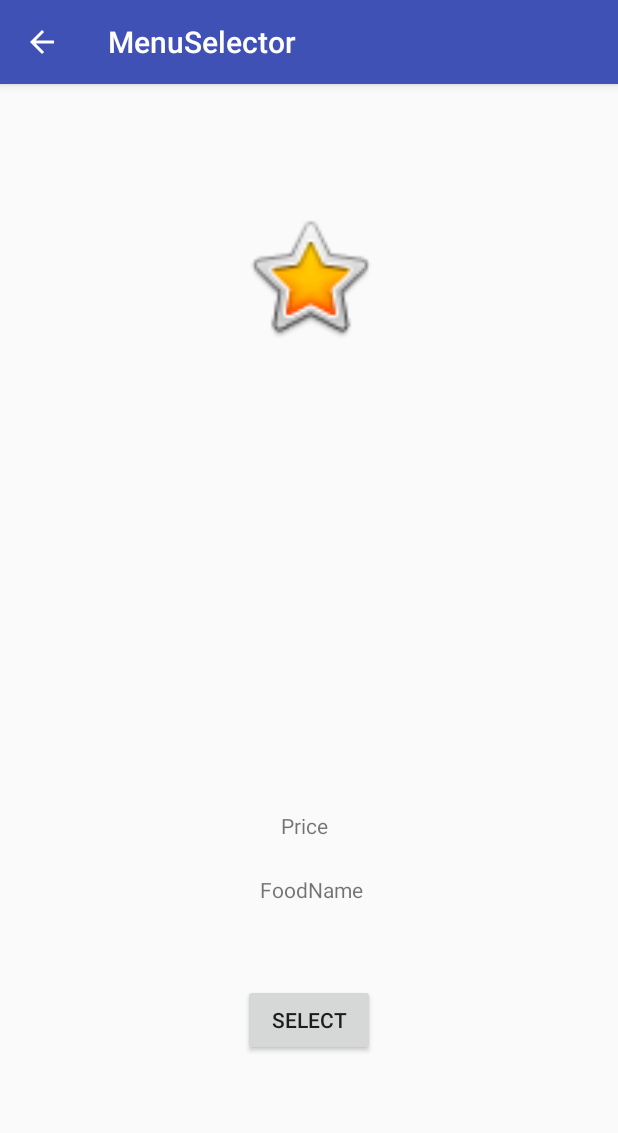
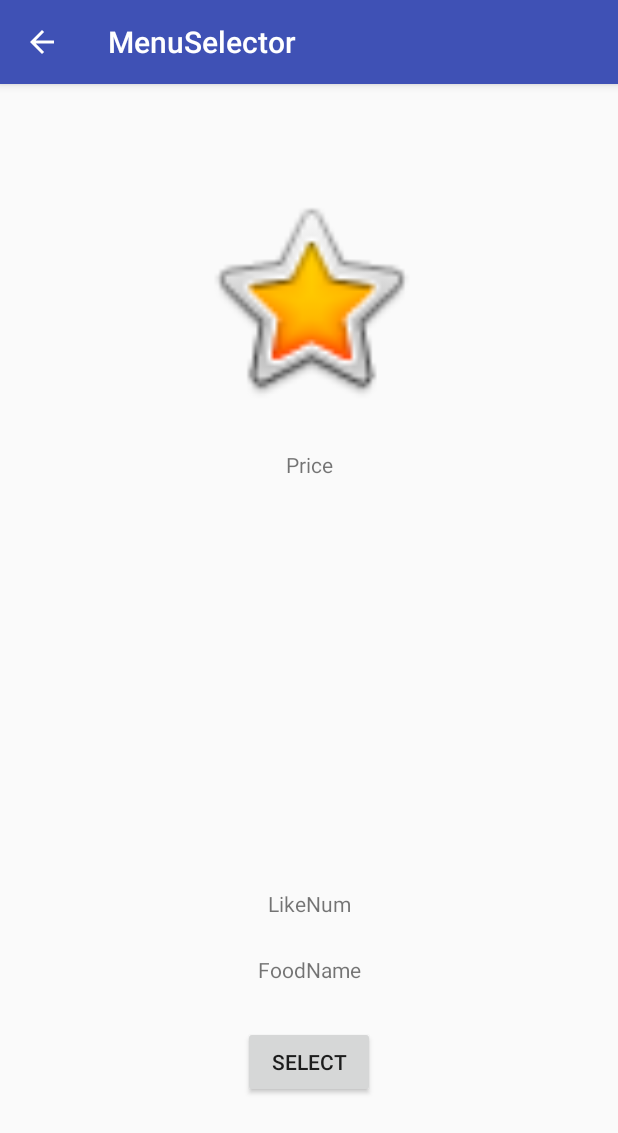
Before and after one commit to TermProject3-2/MenuSelector, an Android app: the SelectActivity screen opened directly, with no data from a screen before it, on a phone screen of 412 x 824 dp. Shown: the top 1133 px of the screen. Run offline under Robolectric (Android 15) with nearby library versions, the phone set to English and light mode, and no system bars; our stand-ins replace Firebase (no records; nobody signed in at launch, a user with empty details on screens opened directly); 1 statement that could not run was skipped.

Commit message:
select 기능 구현

```diff
--- a/MenuSelector/app/src/main/java/com/example/amdin/menuselector/MainActivity.java
+++ b/MenuSelector/app/src/main/java/com/example/amdin/menuselector/MainActivity.java
@@ -57,6 +57,8 @@ public class MainActivity extends AppCompatActivity {
     //학식 뽑기 버튼
     public void onButtonSelect(View v){
         Intent intent = new Intent(getApplicationContext(),SelectActivity.class);
+        intent.putExtra("id", id);
+        intent.putExtra("pass", pass);
         startActivity(intent);
     }
 
--- a/MenuSelector/app/src/main/java/com/example/amdin/menuselector/SelectActivity.java
+++ b/MenuSelector/app/src/main/java/com/example/amdin/menuselector/SelectActivity.java
@@ -4,14 +4,15 @@ import android.content.Context;
 import android.content.Intent;
 import android.graphics.Bitmap;
 import android.graphics.BitmapFactory;
-import android.media.Image;
 import android.support.v7.app.AppCompatActivity;
 import android.os.Bundle;
 import android.util.DisplayMetrics;
 import android.util.Log;
 import android.view.View;
 import android.widget.Button;
+import android.widget.ImageView;
 import android.widget.TextView;
+import android.widget.Toast;
 
 import com.google.android.gms.tasks.OnSuccessListener;
 import com.google.firebase.database.DataSnapshot;
@@ -22,26 +23,25 @@ import com.google.firebase.database.ValueEventListener;
 import com.google.firebase.storage.FirebaseStorage;
 import com.google.firebase.storage.StorageReference;
 
+import java.util.ArrayList;
 import java.util.HashMap;
 import java.util.Iterator;
-import java.util.Set;
 import java.util.Vector;
 
 public class SelectActivity extends AppCompatActivity {
     private FirebaseDatabase firebaseDatabase;
-    private DatabaseReference myRef,myLikeRef;
+    private DatabaseReference myRef;
     private FirebaseStorage mFirebaseStorage;
-    private Image mImg;
+    private ImageView mImg;
     private String id;
-    private Bitmap bmp;
-    private TextView textPrice , textFoodName;
-    private String foodPrice, foodName, foodImgUri,preference;
+    private Bitmap bmp,resizedBmp;
+    private TextView textPrice , textFoodName, textFoodLikeNum;
+    private String foodPrice, foodName, foodImgUri,preference ;
     private Button selectbtn;
     private int foodLikeNum;
 
     private boolean selectFlag = true;
-    private Vector<Integer> likeMenuNum;
-    private HashMap<String,Integer> likeMenuHash;
+    private Vector<String> likeMenuNum;
 
 
     @Override
@@ -49,20 +49,19 @@ public class SelectActivity extends AppCompatActivity {
         super.onCreate(savedInstanceState);
         setContentView(R.layout.activity_select);
 
-        textFoodName = (TextView)findViewById(R.id.textFoodName);
-        textPrice = (TextView)findViewById(R.id.textPrice);
-        selectbtn = (Button)findViewById(R.id.selectbtn);
+        textFoodName = (TextView)findViewById(R.id.select_foodName);
+        textPrice = (TextView)findViewById(R.id.select_price);
+        textFoodLikeNum = (TextView)findViewById(R.id.select_likenum);
+        selectbtn = (Button)findViewById(R.id.select_selectbtn);
+        mImg = (ImageView) findViewById(R.id.select_image);
 
-
-        likeMenuHash = new HashMap<>();
 
         Intent intent = getIntent();
         id = intent.getStringExtra("id");
         firebaseDatabase = FirebaseDatabase.getInstance();
         mFirebaseStorage = FirebaseStorage.getInstance();
         myRef = firebaseDatabase.getReference("MenuList");
-        myLikeRef = firebaseDatabase.getReference("MenuList").child("UserList");
-
+        Toast.makeText(SelectActivity.this, id, Toast.LENGTH_SHORT).show();
 
 
     }
@@ -102,6 +101,7 @@ public class SelectActivity extends AppCompatActivity {
 
                 bmp = BitmapFactory.decodeByteArray(bytes, 0, bytes.length, options);
                 Bitmap resizedBmp = Bitmap.createScaledBitmap(bmp, 270, 300, true);
+                mImg.setImageBitmap(resizedBmp);
             }
         });
     }
@@ -110,16 +110,27 @@ public class SelectActivity extends AppCompatActivity {
 
 
     public void onSelectClick(View v){
-
-        myLikeRef.addListenerForSingleValueEvent(new ValueEventListener() {
+        Log.d("sdjang","button click!");
+        myRef.addListenerForSingleValueEvent(new ValueEventListener() {
             @Override
             public void onDataChange(DataSnapshot dataSnapshot) {
+                Log.d("sdjang","get Key get Key");
+                int menuCount = Integer.parseInt(dataSnapshot.child("MenuCount").getValue().toString());
                 likeMenuNum = new Vector<>();
-                likeMenuHash = (HashMap<String,Integer>)dataSnapshot.child(id).child("preference").getValue();
-                Set keySet = likeMenuHash.keySet();
-                Iterator<?> it = likeMenuHash.keySet().iterator();
-                while(it.hasNext())
-                    likeMenuNum.add(likeMenuHash.get(it.next()));
+                for(int i=0; i<menuCount; i++){
+                    if(dataSnapshot.child("UserList").child(id).child("preference").child(""+i).exists())
+                        likeMenuNum.add("menu"+i);
+                }
+                String rannum = likeMenuNum.get((int)(Math.random()*likeMenuNum.size()));
+                foodName = dataSnapshot.child(rannum).child("MenuName").getValue().toString();
+                foodPrice = dataSnapshot.child(rannum).child("Price").getValue().toString();
+                foodImgUri = dataSnapshot.child(rannum).child("ImageURI").getValue().toString();
+                foodLikeNum = Integer.parseInt(dataSnapshot.child(rannum).child("LikeNum").getValue().toString());
+                extractionImageFromStorage(foodName, foodImgUri,"Like",foodLikeNum,getApplicationContext());
+
+                textFoodName.setText(foodName);
+                textPrice.setText(foodPrice);
+                textFoodLikeNum.setText(foodLikeNum+"");
             }
 
             @Override
@@ -128,24 +139,15 @@ public class SelectActivity extends AppCompatActivity {
             }
         });
 
+        /*
+        try {
+            Thread.sleep(2000);
+        }catch(InterruptedException e){
 
-        myRef.addListenerForSingleValueEvent(new ValueEventListener() {
-            @Override
-            public void onDataChange(DataSnapshot dataSnapshot) {
-                int rannum = likeMenuNum.get(((int)Math.random()*likeMenuNum.size()));
-                foodName = dataSnapshot.child("menu"+rannum).child("MenuName").getValue().toString();
-                foodPrice = dataSnapshot.child("menu"+rannum).child("MenuPrice").getValue().toString();
-                foodImgUri = dataSnapshot.child("menu"+rannum).child("ImageURI").getValue().toString();
-                foodLikeNum = Integer.parseInt(dataSnapshot.child("menu"+rannum).child("LikeNum").getValue().toString());
-                extractionImageFromStorage(foodName, foodImgUri,"Like",foodLikeNum,getApplicationContext());
-            }
-            @Override
-            public void onCancelled(DatabaseError databaseError) {
+        }
+        */
+        //textPrice.setText(foodPrice);
 
-            }
-        });
-        textFoodName.setText(foodName);
-        textPrice.setText(foodPrice);
         if(selectFlag) {
             selectbtn.setText("reselect");
             selectFlag = false;
--- a/MenuSelector/app/src/main/res/layout/activity_select.xml
+++ b/MenuSelector/app/src/main/res/layout/activity_select.xml
@@ -7,47 +7,55 @@
     tools:context="com.example.amdin.menuselector.SelectActivity">
 
     <ImageView
-        android:id="@+id/imageView"
-        android:layout_width="98dp"
-        android:layout_height="93dp"
+        android:id="@+id/select_image"
+        android:layout_width="150dp"
+        android:layout_height="150dp"
+        android:layout_marginEnd="8dp"
+        android:layout_marginStart="8dp"
+        android:layout_marginTop="68dp"
+        app:layout_constraintEnd_toEndOf="parent"
+        app:layout_constraintLeft_toLeftOf="parent"
+        app:layout_constraintStart_toStartOf="parent"
+        app:layout_constraintTop_toTopOf="parent"
         app:srcCompat="@android:drawable/btn_star_big_on"
-        tools:layout_constraintTop_creator="1"
+        tools:layout_constraintLeft_creator="1"
         tools:layout_constraintRight_creator="1"
-        app:layout_constraintRight_toRightOf="parent"
-        android:layout_marginTop="82dp"
-        tools:layout_constraintLeft_creator="1"
-        app:layout_constraintLeft_toLeftOf="parent"
-        app:layout_constraintTop_toTopOf="parent" />
+        tools:layout_constraintTop_creator="1" />
 
     <TextView
-        android:id="@+id/textPrice"
+        android:id="@+id/select_price"
         android:layout_width="wrap_content"
         android:layout_height="wrap_content"
+        android:layout_marginEnd="8dp"
+        android:layout_marginStart="8dp"
+        android:layout_marginTop="244dp"
         android:text="Price"
+        app:layout_constraintEnd_toEndOf="parent"
+        app:layout_constraintStart_toStartOf="parent"
+        app:layout_constraintTop_toTopOf="parent"
         tools:layout_constraintBottom_creator="1"
-        app:layout_constraintBottom_toTopOf="@+id/textFoodName"
-        android:layout_marginStart="14dp"
-        tools:layout_constraintLeft_creator="1"
-        android:layout_marginBottom="23dp"
-        app:layout_constraintLeft_toLeftOf="@+id/textFoodName" />
+        tools:layout_constraintLeft_creator="1" />
 
     <TextView
-        android:id="@+id/textFoodName"
+        android:id="@+id/select_foodName"
         android:layout_width="wrap_content"
         android:layout_height="wrap_content"
+        android:layout_marginBottom="168dp"
+        android:layout_marginEnd="8dp"
+        android:layout_marginStart="8dp"
         android:text="FoodName"
-        tools:layout_constraintRight_creator="1"
+        app:layout_constraintBottom_toBottomOf="parent"
+        app:layout_constraintEnd_toEndOf="parent"
+        app:layout_constraintRight_toRightOf="@+id/select_selectbtn"
+        app:layout_constraintStart_toStartOf="parent"
         tools:layout_constraintBottom_creator="1"
-        app:layout_constraintBottom_toTopOf="@+id/selectbtn"
-        android:layout_marginEnd="8dp"
-        app:layout_constraintRight_toRightOf="@+id/selectbtn"
-        android:layout_marginBottom="53dp" />
+        tools:layout_constraintRight_creator="1" />
 
     <Button
-        android:id="@+id/selectbtn"
+        android:id="@+id/select_selectbtn"
         android:layout_width="wrap_content"
         android:layout_height="wrap_content"
-        android:layout_marginBottom="120dp"
+        android:layout_marginBottom="92dp"
         android:onClick="onSelectClick"
         android:text="select"
         app:layout_constraintBottom_toBottomOf="parent"
@@ -56,4 +64,16 @@
         tools:layout_constraintBottom_creator="1"
         tools:layout_constraintLeft_creator="1"
         tools:layout_constraintRight_creator="1" />
+
+    <TextView
+        android:id="@+id/select_likenum"
+        android:layout_width="wrap_content"
+        android:layout_height="wrap_content"
+        android:layout_marginBottom="212dp"
+        android:layout_marginEnd="8dp"
+        android:layout_marginStart="8dp"
+        android:text="LikeNum"
+        app:layout_constraintBottom_toBottomOf="parent"
+        app:layout_constraintEnd_toEndOf="parent"
+        app:layout_constraintStart_toStartOf="parent" />
 </android.support.constraint.ConstraintLayout>
```
Also changed, not shown: MenuSelector/app/src/main/res/layout/activity_main.xml (+4 -4 lines).
